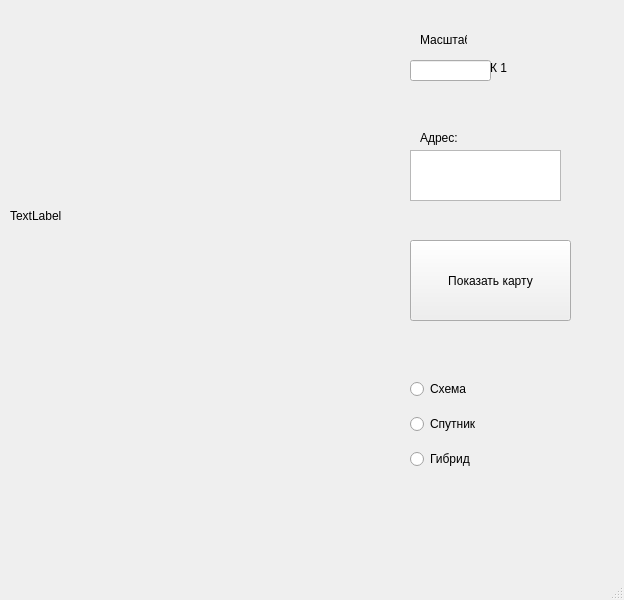
Qt form big_project/map_ui.ui (DanyQ89/http_tasks) before a commit.
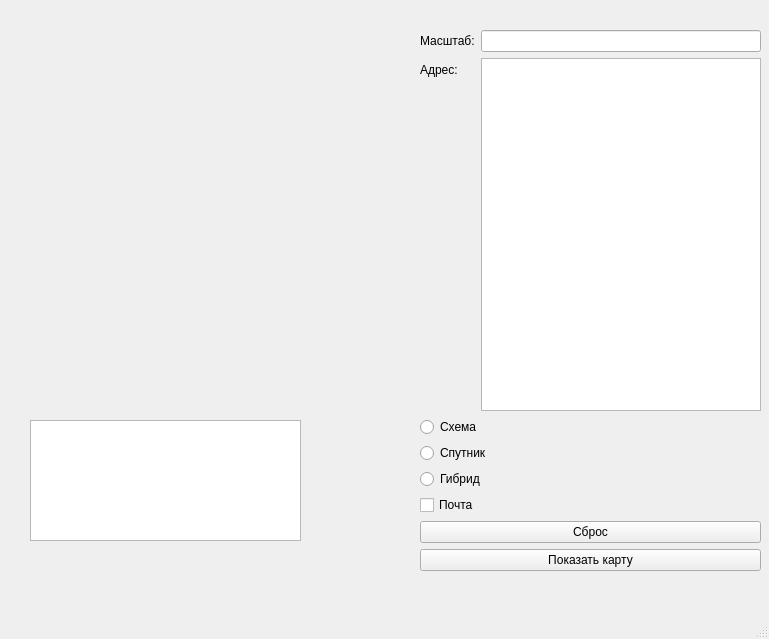
The same form after that commit.

What changed in the file:
```diff
--- a/big_project/map_ui.ui
+++ b/big_project/map_ui.ui
@@ -6,8 +6,8 @@
    <rect>
     <x>0</x>
     <y>0</y>
-    <width>624</width>
-    <height>600</height>
+    <width>769</width>
+    <height>639</height>
    </rect>
   </property>
   <property name="windowTitle">
@@ -19,43 +19,30 @@
      <rect>
       <x>10</x>
       <y>20</y>
-      <width>381</width>
+      <width>391</width>
       <height>391</height>
      </rect>
     </property>
     <property name="text">
-     <string>TextLabel</string>
+     <string/>
     </property>
    </widget>
-   <widget class="QLineEdit" name="line_spn">
+   <widget class="QTextEdit" name="textEdit_for_address">
     <property name="geometry">
      <rect>
-      <x>410</x>
-      <y>60</y>
-      <width>81</width>
-      <height>21</height>
+      <x>30</x>
+      <y>420</y>
+      <width>271</width>
+      <height>121</height>
      </rect>
     </property>
    </widget>
-   <widget class="QLabel" name="label">
-    <property name="geometry">
-     <rect>
-      <x>420</x>
-      <y>30</y>
-      <width>47</width>
-      <height>20</height>
-     </rect>
-    </property>
-    <property name="text">
-     <string>Масштаб:</string>
-    </property>
-   </widget>
    <widget class="QLabel" name="label_2">
     <property name="geometry">
      <rect>
-      <x>490</x>
-      <y>60</y>
-      <width>21</width>
+      <x>600</x>
+      <y>30</y>
+      <width>51</width>
       <height>16</height>
      </rect>
     </property>
@@ -63,51 +50,51 @@
      <string>К 1</string>
     </property>
    </widget>
-   <widget class="QPushButton" name="main_button">
+   <widget class="QWidget" name="formLayoutWidget">
     <property name="geometry">
      <rect>
-      <x>410</x>
-      <y>240</y>
-      <width>161</width>
-      <height>81</height>
+      <x>420</x>
+      <y>30</y>
+      <width>341</width>
+      <height>541</height>
      </rect>
     </property>
-    <property name="text">
-     <string>Показать карту</string>
-    </property>
-   </widget>
+    <layout class="QFormLayout" name="formLayout">
+     <item row="0" column="1">
+      <widget class="QLineEdit" name="line_spn"/>
+     </item>
+     <item row="1" column="0">
    <widget class="QLabel" name="label_3">
-    <property name="geometry">
-     <rect>
-      <x>420</x>
-      <y>130</y>
-      <width>47</width>
-      <height>16</height>
-     </rect>
-    </property>
     <property name="text">
      <string>Адрес:</string>
     </property>
    </widget>
-   <widget class="QTextEdit" name="address_text">
-    <property name="geometry">
-     <rect>
-      <x>410</x>
-      <y>150</y>
-      <width>151</width>
-      <height>51</height>
-     </rect>
-    </property>
-   </widget>
-   <widget class="QWidget" name="verticalLayoutWidget">
-    <property name="geometry">
-     <rect>
-      <x>410</x>
-      <y>370</y>
-      <width>151</width>
-      <height>111</height>
-     </rect>
-    </property>
+     </item>
+     <item row="1" column="1">
+      <widget class="QTextEdit" name="address_text"/>
+     </item>
+     <item row="0" column="0">
+      <widget class="QLabel" name="label">
+       <property name="text">
+        <string>Масштаб:</string>
+       </property>
+      </widget>
+     </item>
+     <item row="3" column="0" colspan="2">
+      <widget class="QPushButton" name="end_button">
+       <property name="text">
+        <string>Сброс</string>
+       </property>
+      </widget>
+     </item>
+     <item row="4" column="0" colspan="2">
+      <widget class="QPushButton" name="main_button">
+       <property name="text">
+        <string>Показать карту</string>
+       </property>
+      </widget>
+     </item>
+     <item row="2" column="0" colspan="2">
     <layout class="QVBoxLayout" name="radio_group">
      <item>
       <widget class="QRadioButton" name="radio_map">
@@ -130,6 +117,15 @@
        </property>
       </widget>
      </item>
+       <item>
+        <widget class="QCheckBox" name="checkBox_post">
+         <property name="text">
+          <string>Почта</string>
+         </property>
+        </widget>
+       </item>
+      </layout>
+     </item>
     </layout>
    </widget>
   </widget>
```
Left out of the diff: 2 changed lines with no effect on the pictures. Lines whose indentation alone changed are shown as unchanged.
